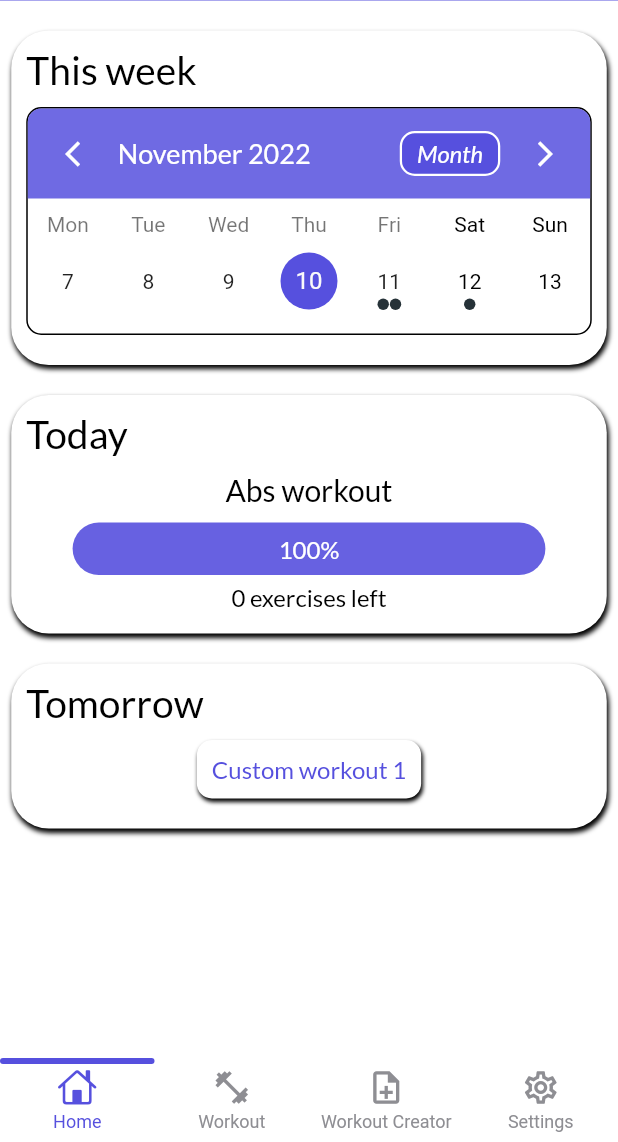
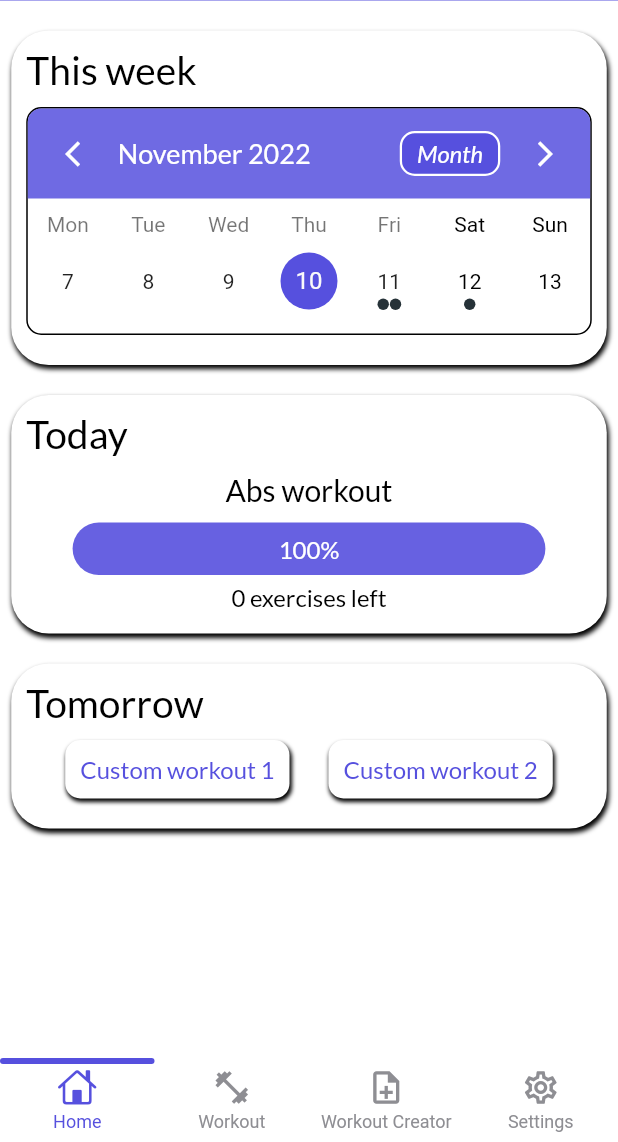
Before and after one commit to dolienn/body_optimizer, a Flutter app: the screen it shows after launch, on a phone screen of 412 x 824 dp, the part 94-1236 px from its top. Run offline on Flutter 3.47's test engine with Material 2 defaults, Android fonts, the phone set to English and light mode, and no system bars; drawn by our look-alikes of getwidget, persistent_bottom_nav_bar, table_calendar; our stand-ins replace animated_splash_screen, google_fonts.

Commit message:
some minor fixes

```diff
--- a/lib/screens/homepage.dart
+++ b/lib/screens/homepage.dart
@@ -14,7 +14,9 @@ class MyHomePage extends StatefulWidget {
 
 class _MyHomePageState extends State<MyHomePage> {
   // VARIABLES FROM OTHER SITES (for now placeholder) //
-  String workoutToday = "Abs workout", workoutTomorrow = "Custom workout 1";
+  String workoutToday = "Abs workout",
+      workoutTomorrow = "Custom workout 1",
+      workoutTomorrow2 = "Custom workout 2";
   int numOfExercises = 5, numOfExercisesLeft = 0;
   bool isDone = false;
 
@@ -374,18 +376,15 @@ class _MyHomePageState extends State<MyHomePage> {
                     ),
                     child: Padding(
                       padding: PublicVariables().paddingAll,
-                      child: Column(
-                        children: [
+                      child: Column(children: [
                         Row(children: [
-                            Text("Tomorrow",
-                                style: PublicVariables().headerText),
+                          Text("Tomorrow", style: PublicVariables().headerText),
                         ]),
                         Row(
-                            mainAxisAlignment: MainAxisAlignment.center,
+                          mainAxisAlignment: MainAxisAlignment.spaceEvenly,
                           children: [
                             Container(
-                                margin:
-                                    PublicVariables().marginSymmetricVertical,
+                              margin: PublicVariables().marginSymmetricVertical,
                               padding: PublicVariables().paddingAll,
                               decoration: BoxDecoration(
                                 color: PublicVariables().cardColor,
@@ -402,10 +401,28 @@ class _MyHomePageState extends State<MyHomePage> {
                                 style: PublicVariables().normalMainColorText,
                               ),
                             ),
+                            Container(
+                              alignment: Alignment.center,
+                              margin: PublicVariables().marginSymmetricVertical,
+                              padding: PublicVariables().paddingAll,
+                              decoration: BoxDecoration(
+                                color: PublicVariables().cardColor,
+                                borderRadius: BorderRadius.circular(10),
+                                boxShadow: const [
+                                  BoxShadow(
+                                      color: Colors.black,
+                                      blurRadius: 1.5,
+                                      offset: Offset(1, 2)),
                                 ],
+                              ),
+                              child: Text(
+                                workoutTomorrow2,
+                                style: PublicVariables().normalMainColorText,
+                              ),
                             ),
                           ],
                         ),
+                      ]),
                     ),
                   ),
                   const Padding(padding: EdgeInsets.symmetric(vertical: 30.0)),
@@ -419,8 +436,6 @@ class _MyHomePageState extends State<MyHomePage> {
   }
 
   // WHEN APP LAUNCHES ADDS SOME EVENTS THAT I MANUALLY ADDED HERE //
-  // ---------------------------------------------------- //
-  // RESEARCH ON HOW TO SAVE STUFF TO A FILE OR SOMETHING //
   loadPreviousEvents() {
     mySelectedEvents = {
       "2022-11-11": [
```
Also changed, not shown: pubspec.lock. Lines whose indentation alone changed are shown as unchanged.
